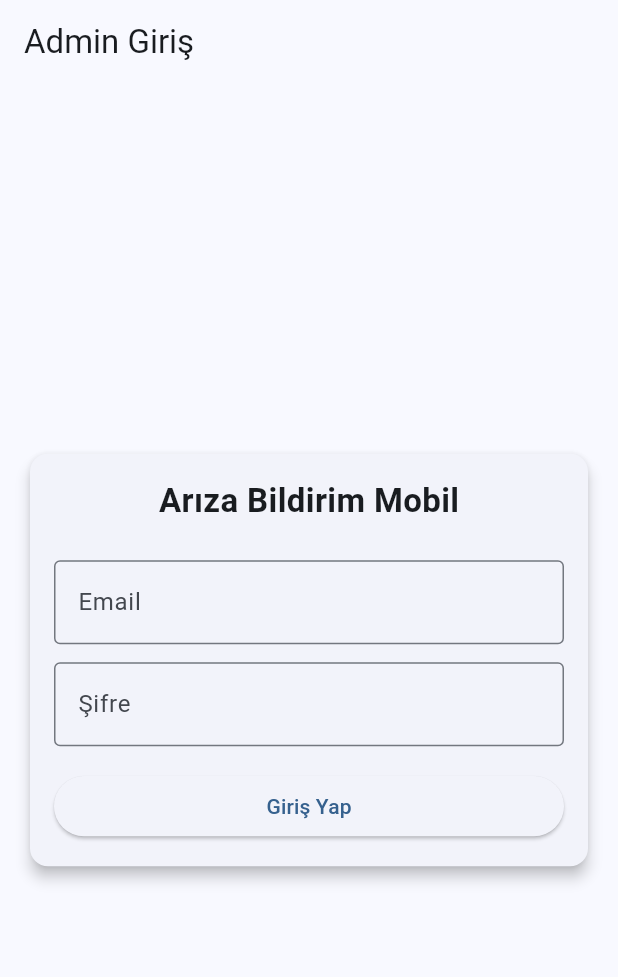
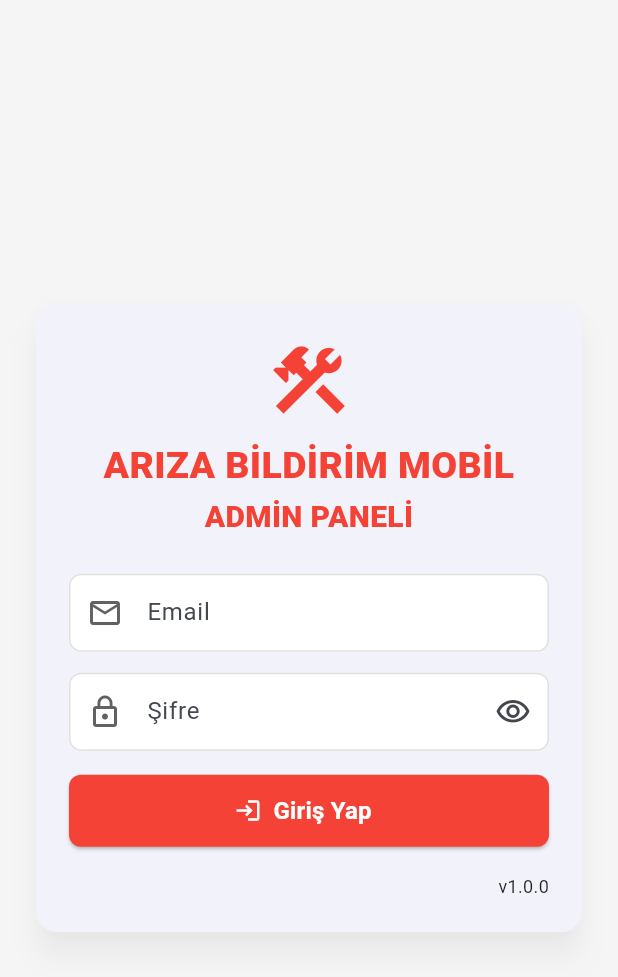
Before and after one commit to gungorkarakaya/ariza_bildirim_mobile, a Flutter app: the screen it shows after launch, on a phone screen of 412 x 824 dp. Shown: the top 977 px of the screen. Run offline on Flutter 3.47's test engine with Material 3 defaults, Android fonts, the phone set to English and light mode, and no system bars; our stand-ins replace firebase_core, firebase_messaging, flutter_secure_storage; accounts and stored records are empty.

Commit message:
fix: improve mobile login error messages

```diff
--- a/lib/screens/login_screen.dart
+++ b/lib/screens/login_screen.dart
@@ -29,6 +29,7 @@ class _LoginScreenState extends State<LoginScreen> {
 
   bool _isLoading = false;
   String? _errorMessage;
+  bool _obscurePassword = true;
 
   @override
   void initState() {
@@ -37,6 +38,10 @@ class _LoginScreenState extends State<LoginScreen> {
     if (widget.initialMessage != null && widget.initialMessage!.isNotEmpty) {
       _errorMessage = widget.initialMessage;
     }
+  }
+
+  String _getReadableErrorMessage(Object error) {
+    return error.toString().replaceFirst('Exception: ', '');
   }
 
   Future<void> _login() async {
@@ -83,7 +88,7 @@ class _LoginScreenState extends State<LoginScreen> {
       );
     } catch (e) {
       setState(() {
-        _errorMessage = e.toString();
+        _errorMessage = _getReadableErrorMessage(e);
       });
     } finally {
       if (mounted) {
@@ -101,70 +106,200 @@ class _LoginScreenState extends State<LoginScreen> {
     super.dispose();
   }
 
+  InputDecoration _inputDecoration({
+    required String label,
+    required IconData icon,
+    Widget? suffixIcon,
+  }) {
+    return InputDecoration(
+      labelText: label,
+      prefixIcon: Icon(
+        icon,
+        color: Colors.grey.shade700,
+      ),
+      suffixIcon: suffixIcon,
+      filled: true,
+      fillColor: Colors.white,
+      border: OutlineInputBorder(
+        borderRadius: BorderRadius.circular(8),
+      ),
+      enabledBorder: OutlineInputBorder(
+        borderRadius: BorderRadius.circular(8),
+        borderSide: BorderSide(
+          color: Colors.grey.shade300,
+        ),
+      ),
+      focusedBorder: OutlineInputBorder(
+        borderRadius: BorderRadius.circular(8),
+        borderSide: const BorderSide(
+          color: Colors.red,
+          width: 1.5,
+        ),
+      ),
+      contentPadding: const EdgeInsets.symmetric(
+        horizontal: 12,
+        vertical: 14,
+      ),
+    );
+  }
+
   @override
   Widget build(BuildContext context) {
     return Scaffold(
-      appBar: AppBar(
-        title: const Text('Admin Giriş'),
+      backgroundColor: const Color(0xFFF5F5F5),
+      body: SafeArea(
+        child: Center(
+          child: SingleChildScrollView(
+            padding: const EdgeInsets.all(20),
+            child: ConstrainedBox(
+              constraints: const BoxConstraints(
+                maxWidth: 420,
               ),
-      body: Center(
-        child: SingleChildScrollView(
-          padding: const EdgeInsets.all(16),
               child: Card(
-            elevation: 4,
+                elevation: 8,
+                shadowColor: Colors.black26,
+                shape: RoundedRectangleBorder(
+                  borderRadius: BorderRadius.circular(14),
+                ),
                 child: Padding(
-              padding: const EdgeInsets.all(16),
+                  padding: const EdgeInsets.all(22),
                   child: Column(
                     mainAxisSize: MainAxisSize.min,
                     children: [
+                      const Icon(
+                        Icons.construction,
+                        size: 58,
+                        color: Colors.red,
+                      ),
+                      const SizedBox(height: 10),
                       const Text(
-                    'Arıza Bildirim Mobil',
+                        'ARIZA BİLDİRİM MOBİL',
+                        textAlign: TextAlign.center,
                         style: TextStyle(
-                      fontSize: 22,
-                      fontWeight: FontWeight.bold,
+                          color: Colors.red,
+                          fontSize: 25,
+                          fontWeight: FontWeight.w800,
                         ),
                       ),
-                  const SizedBox(height: 24),
+                      const SizedBox(height: 4),
+                      const Text(
+                        'ADMİN PANELİ',
+                        textAlign: TextAlign.center,
+                        style: TextStyle(
+                          color: Colors.red,
+                          fontSize: 20,
+                          fontWeight: FontWeight.w800,
+                          height: 1.2,
+                        ),
+                      ),
+                      const SizedBox(height: 26),
+
                       TextField(
                         controller: _emailController,
                         keyboardType: TextInputType.emailAddress,
-                    decoration: const InputDecoration(
-                      labelText: 'Email',
-                      border: OutlineInputBorder(),
+                        textInputAction: TextInputAction.next,
+                        decoration: _inputDecoration(
+                          label: 'Email',
+                          icon: Icons.email_outlined,
                         ),
                       ),
-                  const SizedBox(height: 12),
+
+                      const SizedBox(height: 14),
+
                       TextField(
                         controller: _passwordController,
-                    obscureText: true,
-                    decoration: const InputDecoration(
-                      labelText: 'Şifre',
-                      border: OutlineInputBorder(),
+                        obscureText: _obscurePassword,
+                        textInputAction: TextInputAction.done,
+                        onSubmitted: (_) {
+                          if (!_isLoading) {
+                            _login();
+                          }
+                        },
+                        decoration: _inputDecoration(
+                          label: 'Şifre',
+                          icon: Icons.lock_outline,
+                          suffixIcon: IconButton(
+                            onPressed: () {
+                              setState(() {
+                                _obscurePassword = !_obscurePassword;
+                              });
+                            },
+                            icon: Icon(
+                              _obscurePassword
+                                  ? Icons.visibility_outlined
+                                  : Icons.visibility_off_outlined,
                             ),
                           ),
+                        ),
+                      ),
+
                       const SizedBox(height: 16),
+
                       if (_errorMessage != null)
-                    Padding(
-                      padding: const EdgeInsets.only(bottom: 12),
+                        Container(
+                          width: double.infinity,
+                          margin: const EdgeInsets.only(bottom: 14),
+                          padding: const EdgeInsets.all(12),
+                          decoration: BoxDecoration(
+                            color: Colors.red.shade50,
+                            borderRadius: BorderRadius.circular(8),
+                            border: Border.all(
+                              color: Colors.red.shade200,
+                            ),
+                          ),
                           child: Text(
                             _errorMessage!,
-                        style: const TextStyle(color: Colors.red),
+                            style: TextStyle(
+                              color: Colors.red.shade800,
+                              fontWeight: FontWeight.w600,
+                            ),
                             textAlign: TextAlign.center,
                           ),
                         ),
+
                       SizedBox(
                         width: double.infinity,
-                    child: ElevatedButton(
+                        height: 48,
+                        child: ElevatedButton.icon(
                           onPressed: _isLoading ? null : _login,
-                      child: _isLoading
+                          icon: _isLoading
                               ? const SizedBox(
-                        width: 22,
-                        height: 22,
+                            width: 20,
+                            height: 20,
                             child: CircularProgressIndicator(
                               strokeWidth: 2,
+                              color: Colors.white,
                             ),
                           )
-                          : const Text('Giriş Yap'),
+                              : const Icon(Icons.login),
+                          label: Text(
+                            _isLoading ? 'Giriş yapılıyor...' : 'Giriş Yap',
+                            style: const TextStyle(
+                              fontWeight: FontWeight.bold,
+                              fontSize: 16,
+                            ),
+                          ),
+                          style: ElevatedButton.styleFrom(
+                            backgroundColor: Colors.red,
+                            foregroundColor: Colors.white,
+                            disabledBackgroundColor: Colors.red.shade300,
+                            shape: RoundedRectangleBorder(
+                              borderRadius: BorderRadius.circular(8),
+                            ),
+                          ),
+                        ),
+                      ),
+
+                      const SizedBox(height: 18),
+
+                      const Align(
+                        alignment: Alignment.centerRight,
+                        child: Text(
+                          'v1.0.0',
+                          style: TextStyle(
+                            fontSize: 12,
+                            color: Colors.black87,
+                          ),
                         ),
                       ),
                     ],
@@ -173,6 +308,8 @@ class _LoginScreenState extends State<LoginScreen> {
               ),
             ),
           ),
+        ),
+      ),
     );
   }
 }
--- a/lib/services/auth_service.dart
+++ b/lib/services/auth_service.dart
@@ -20,8 +20,12 @@ class AuthService {
       }),
     );
 
+    if (response.statusCode == 400 || response.statusCode == 401) {
+      throw Exception('Kullanıcı adı veya şifre hatalı.');
+    }
+
     if (response.statusCode != 200 && response.statusCode != 201) {
-      throw Exception('Login başarısız. Status: ${response.statusCode}');
+      throw Exception('Giriş yapılamadı. Lütfen daha sonra tekrar deneyin.');
     }
 
     final json = jsonDecode(response.body);
```
Lines whose indentation alone changed are shown as unchanged.
